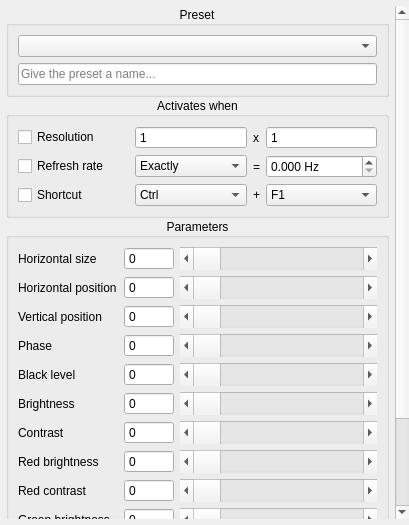
First picture: the form in src/display/qt/dialogs/ui/video_parameter_dialog.ui, repository mrehkopf/vcs, before the edit.
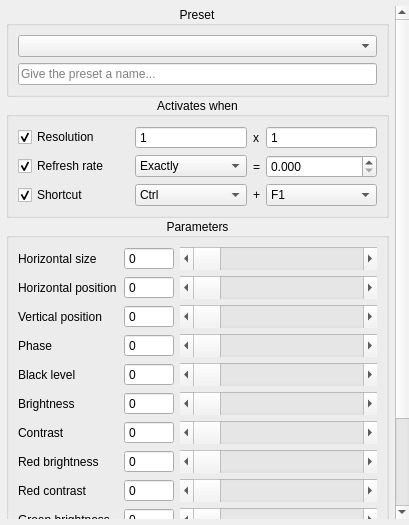
Second picture: the form after the edit.

Commit message:
Connect video param dialog's controls to rest of system
Loading a new preset file will now update the dialog's controls;
the dialog's controls are reflected to the capture API; etc.

Still work in progress.

Patch:
```diff
--- a/src/display/qt/dialogs/ui/video_parameter_dialog.ui
+++ b/src/display/qt/dialogs/ui/video_parameter_dialog.ui
@@ -137,6 +137,9 @@
             <property name="text">
              <string>Resolution</string>
             </property>
+            <property name="checked">
+             <bool>true</bool>
+            </property>
            </widget>
           </item>
           <item row="0" column="1">
@@ -207,6 +210,9 @@
             <property name="text">
              <string>Refresh rate</string>
             </property>
+            <property name="checked">
+             <bool>true</bool>
+            </property>
            </widget>
           </item>
           <item row="1" column="1">
@@ -270,7 +276,7 @@
              </sizepolicy>
             </property>
             <property name="suffix">
-             <string> Hz</string>
+             <string/>
             </property>
             <property name="decimals">
              <number>3</number>
@@ -291,6 +297,9 @@
             <property name="text">
              <string>Shortcut</string>
             </property>
+            <property name="checked">
+             <bool>true</bool>
+            </property>
            </widget>
           </item>
           <item row="2" column="1">
```
The commit also changes 7 other files.
